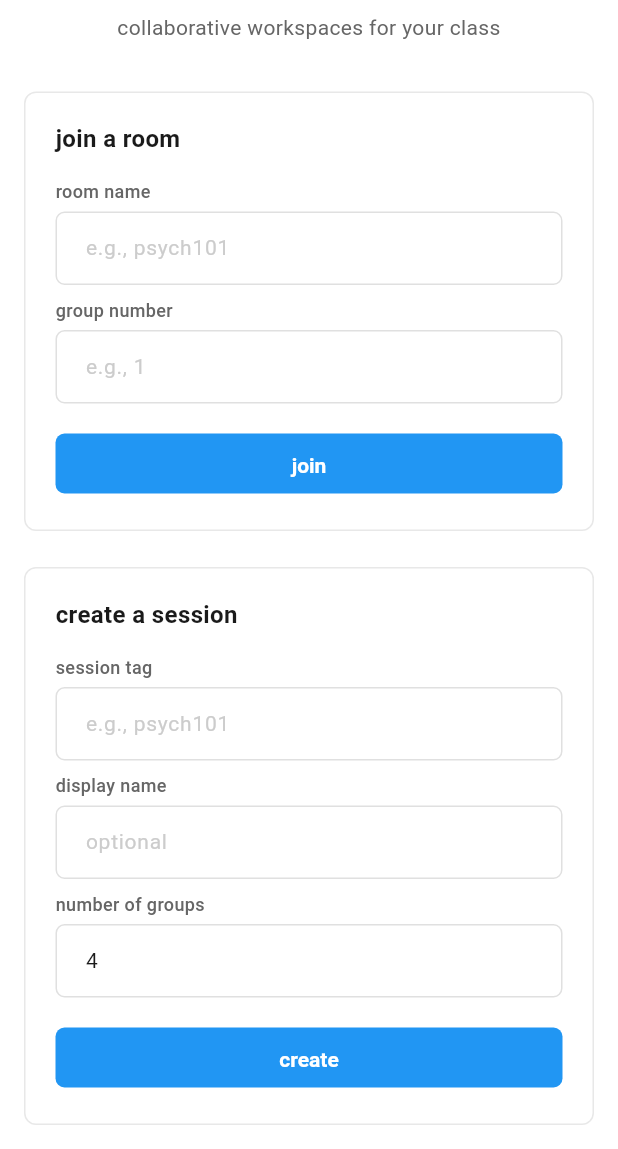
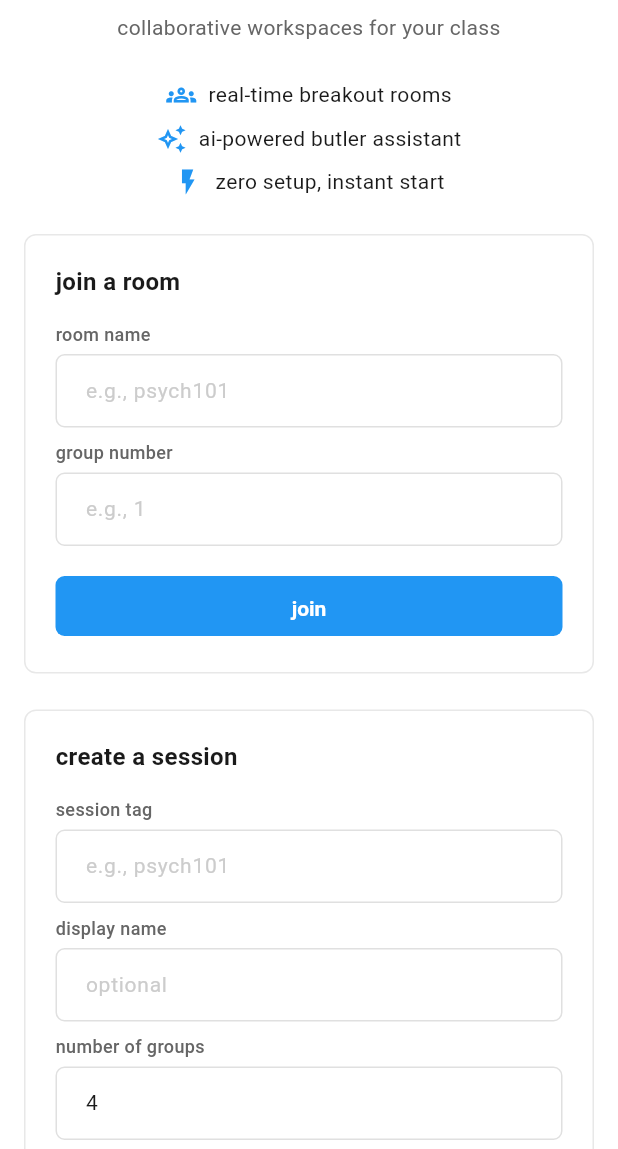
Before and after one commit to dgavriloff/serverpod-butler, a Flutter app: the screen it shows after launch, on a phone screen of 412 x 824 dp, the part 87-1236 px from its top. Run offline on Flutter 3.47's test engine with Material 3 defaults, Android fonts, the phone set to English and light mode, and no system bars; our stand-ins replace flutter_riverpod, go_router, google_generative_ai, web; missing offline and left inert: dart:js_interop, serverpod, serverpod_auth_core_client, serverpod_auth_core_server, serverpod_auth_idp_client, serverpod_auth_idp_server and 2 more; statements that could not run were skipped.

Commit message:
feat: split-screen landing page with hero left, cards right
Desktop/tablet: two-pane layout — left pane has title, subtitle, and
3 feature bullets (rooms, butler, instant start); right pane has join
and create cards. Mobile: stacks vertically as before. HomeHero now
accepts alignment param for left-aligned desktop vs centered mobile.

Generated with [Claude Code](https://claude.ai/code)
via [Happy](https://happy.engineering)

Co-Authored-By: Claude <noreply@anthropic.com>
Co-Authored-By: Happy <yesreply@happy.engineering>

```diff
--- a/breakout_butler/breakout_butler_flutter/lib/features/home/screens/home_screen.dart
+++ b/breakout_butler/breakout_butler_flutter/lib/features/home/screens/home_screen.dart
@@ -1,26 +1,32 @@
 import 'package:flutter/material.dart';
 import 'package:flutter_riverpod/flutter_riverpod.dart';
 
+import '../../../core/layout/sp_breakpoints.dart';
 import '../../../core/theme/sp_colors.dart';
 import '../../../core/theme/sp_spacing.dart';
 import '../widgets/create_session_card.dart';
 import '../widgets/home_hero.dart';
 import '../widgets/join_session_card.dart';
 
-/// Home screen — hero, join card, create card in a centered column.
+/// Home screen — split-screen on desktop/tablet, stacked on mobile.
 class HomeScreen extends ConsumerWidget {
   const HomeScreen({super.key});
 
   @override
   Widget build(BuildContext context, WidgetRef ref) {
-    final width = MediaQuery.sizeOf(context).width;
-    final padding = width >= 600 ? SpSpacing.xxl : SpSpacing.md;
+    final size = screenSizeOf(context);
 
     return Scaffold(
       backgroundColor: SpColors.background,
-      body: Center(
+      body: size == SpScreenSize.mobile ? _buildMobile() : _buildSplit(context),
+    );
+  }
+
+  /// Mobile: vertical stack, centered, scrollable.
+  Widget _buildMobile() {
+    return Center(
       child: SingleChildScrollView(
-          padding: EdgeInsets.all(padding),
+        padding: const EdgeInsets.all(SpSpacing.md),
         child: ConstrainedBox(
           constraints: const BoxConstraints(maxWidth: 500),
           child: const Column(
@@ -36,6 +42,54 @@ class HomeScreen extends ConsumerWidget {
           ),
         ),
       ),
+    );
+  }
+
+  /// Desktop/tablet: two-pane split — hero left, cards right.
+  Widget _buildSplit(BuildContext context) {
+    final size = screenSizeOf(context);
+    final horizontalPadding =
+        size == SpScreenSize.desktop ? SpSpacing.xxl * 2 : SpSpacing.xl;
+
+    return Padding(
+      padding: EdgeInsets.symmetric(
+        horizontal: horizontalPadding,
+        vertical: SpSpacing.xl,
+      ),
+      child: Row(
+        crossAxisAlignment: CrossAxisAlignment.center,
+        children: [
+          // ── Left pane: hero ──────────────────────────────────────
+          const Expanded(
+            flex: 55,
+            child: Center(
+              child: HomeHero(alignment: CrossAxisAlignment.start),
+            ),
+          ),
+
+          const SizedBox(width: SpSpacing.xxl),
+
+          // ── Right pane: cards ────────────────────────────────────
+          Expanded(
+            flex: 45,
+            child: Center(
+              child: ConstrainedBox(
+                constraints: const BoxConstraints(maxWidth: 400),
+                child: SingleChildScrollView(
+                  child: const Column(
+                    mainAxisSize: MainAxisSize.min,
+                    crossAxisAlignment: CrossAxisAlignment.stretch,
+                    children: [
+                      JoinSessionCard(),
+                      SizedBox(height: SpSpacing.lg),
+                      CreateSessionCard(),
+                    ],
+                  ),
+                ),
+              ),
+            ),
+          ),
+        ],
       ),
     );
   }
--- a/breakout_butler/breakout_butler_flutter/lib/features/home/widgets/home_hero.dart
+++ b/breakout_butler/breakout_butler_flutter/lib/features/home/widgets/home_hero.dart
@@ -4,30 +4,72 @@ import '../../../core/theme/sp_colors.dart';
 import '../../../core/theme/sp_spacing.dart';
 import '../../../core/theme/sp_typography.dart';
 
-/// Hero section for the home screen — title + subtitle, centered.
+/// Hero section for the home screen — title + subtitle + feature bullets.
+///
+/// [alignment] controls cross-axis: centered on mobile, left-aligned on desktop.
 class HomeHero extends StatelessWidget {
-  const HomeHero({super.key});
+  const HomeHero({
+    super.key,
+    this.alignment = CrossAxisAlignment.center,
+  });
+
+  final CrossAxisAlignment alignment;
 
   @override
   Widget build(BuildContext context) {
-    return Padding(
-      padding: const EdgeInsets.only(bottom: SpSpacing.sm),
-      child: Column(
+    final textAlign =
+        alignment == CrossAxisAlignment.center ? TextAlign.center : TextAlign.left;
+
+    return Column(
       mainAxisSize: MainAxisSize.min,
+      crossAxisAlignment: alignment,
       children: [
         Text(
           'breakoutpad',
           style: SpTypography.display,
-            textAlign: TextAlign.center,
+          textAlign: textAlign,
         ),
         const SizedBox(height: SpSpacing.sm),
         Text(
           'collaborative workspaces for your class',
           style: SpTypography.body.copyWith(color: SpColors.textSecondary),
-            textAlign: TextAlign.center,
+          textAlign: textAlign,
+        ),
+        const SizedBox(height: SpSpacing.lg),
+        _FeatureBullet(
+          icon: Icons.groups_outlined,
+          text: 'real-time breakout rooms',
+        ),
+        const SizedBox(height: SpSpacing.sm),
+        _FeatureBullet(
+          icon: Icons.auto_awesome_outlined,
+          text: 'ai-powered butler assistant',
+        ),
+        const SizedBox(height: SpSpacing.sm),
+        _FeatureBullet(
+          icon: Icons.flash_on_outlined,
+          text: 'zero setup, instant start',
         ),
       ],
-      ),
     );
   }
 }
+
+class _FeatureBullet extends StatelessWidget {
+  const _FeatureBullet({required this.icon, required this.text});
+
+  final IconData icon;
+  final String text;
+
+  @override
+  Widget build(BuildContext context) {
+    return Row(
+      mainAxisSize: MainAxisSize.min,
+      children: [
+        Icon(icon, size: 20, color: SpColors.primaryAction),
+        const SizedBox(width: SpSpacing.sm),
+        Text(text, style: SpTypography.body),
+      ],
+    );
+  }
+}
```
Also changed, not shown: 5 other files. Lines whose indentation alone changed are shown as unchanged.
